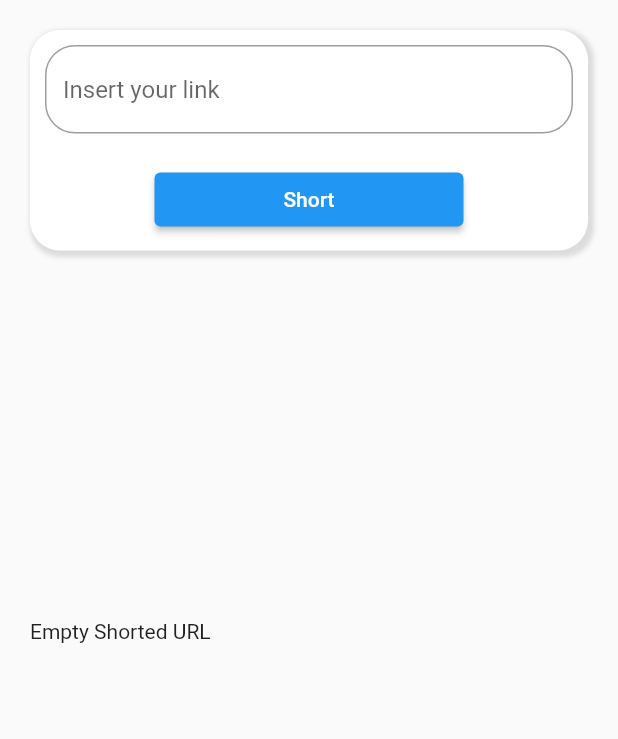
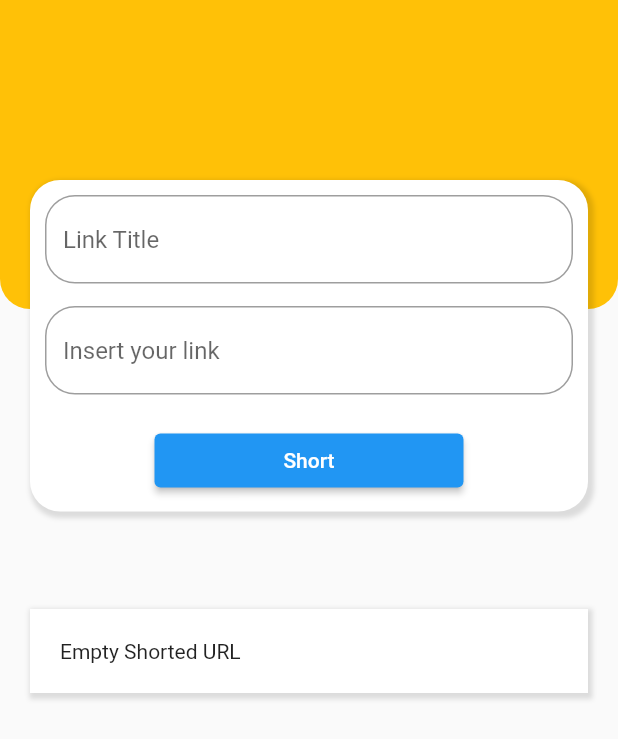
Before and after one commit to ninkyuwudd/shortLink_apps, a Flutter app: the screen it shows after launch, on a phone screen of 412 x 824 dp. Shown: the top 739 px of the screen. Run offline on Flutter 3.47's test engine with Material 2 defaults, Android fonts, the phone set to English and light mode, and no system bars.

Commit message:
add background & result

```diff
--- a/lib/view/home_page.dart
+++ b/lib/view/home_page.dart
@@ -12,17 +12,38 @@ class HomePageShortLink extends StatefulWidget {
 
 class _HomePageShortLinkState extends State<HomePageShortLink> {
   TextEditingController sortedUrl = TextEditingController();
+  TextEditingController urlTitle = TextEditingController();
   String? resLink;
   @override
   Widget build(BuildContext context) {
     var provider = Provider.of<ShortlinkProvider>(context);
     return SafeArea(
       child: Scaffold(
-        body: Column(
+        body: Container(
+          child: Column(
+            crossAxisAlignment: CrossAxisAlignment.start,
+            mainAxisAlignment: MainAxisAlignment.start,
+            children: [
+              SizedBox(
+                height: MediaQuery.of(context).size.height / 4 + 160,
+                child: Stack(
                   children: [
                     Container(
-              padding: EdgeInsets.all(10),
-              margin: EdgeInsets.all(20),
+                      width: MediaQuery.of(context).size.width,
+                      height: MediaQuery.of(context).size.height / 4,
+                      decoration: BoxDecoration(
+                          borderRadius: BorderRadius.only(
+                              bottomLeft: Radius.circular(20),
+                              bottomRight: Radius.circular(20)),
+                          color: Colors.amber),
+                    ),
+                    Positioned(
+                      top: 100,
+                      left: 0,
+                      right: 0,
+                      child: Container(
+                        padding: const EdgeInsets.all(10),
+                        margin: const EdgeInsets.all(20),
                         decoration: BoxDecoration(
                             borderRadius: BorderRadius.circular(20),
                             color: Colors.white,
@@ -35,6 +56,19 @@ class _HomePageShortLinkState extends State<HomePageShortLink> {
                             ]),
                         child: Column(
                           children: [
+                            TextField(
+                              controller: urlTitle,
+                              decoration: InputDecoration(
+                                  hintText: "Link Title",
+                                  border: OutlineInputBorder(
+                                      borderRadius: BorderRadius.circular(20),
+                                      borderSide: const BorderSide(
+                                        color: Colors.black38,
+                                      ))),
+                            ),
+                            SizedBox(
+                              height: 15,
+                            ),
                             TextField(
                               controller: sortedUrl,
                               decoration: InputDecoration(
@@ -52,21 +86,27 @@ class _HomePageShortLinkState extends State<HomePageShortLink> {
                               width: MediaQuery.of(context).size.width / 2,
                               child: ElevatedButton(
                                   onPressed: () async {
-                          resLink =
-                              await provider.shortenUrl(url: sortedUrl.text);
+                                    resLink = await provider.shortenUrl(
+                                        url: sortedUrl.text);
                                   },
                                   child: const Text("Short")),
                             )
                           ],
                         ),
                       ),
+                    ),
+                  ],
+                ),
+              ),
               SizedBox(
-              height: MediaQuery.of(context).size.height / 4,
+                height: 20,
               ),
               ResultWidget(
-                result:
-                    resLink == null ? "Empty Shorted URL" : resLink.toString())
+                  result: resLink == null
+                      ? "Empty Shorted URL"
+                      : resLink.toString())
             ],
+          ),
         ),
       ),
     );
--- a/lib/widget/result_widget.dart
+++ b/lib/widget/result_widget.dart
@@ -10,6 +10,14 @@ class ResultWidget extends StatelessWidget {
   Widget build(BuildContext context) {
     var provider = Provider.of<ShortlinkProvider>(context);
     return Container(
+      margin: EdgeInsets.all(20),
+      decoration: BoxDecoration(color: Colors.white, boxShadow: [
+        BoxShadow(
+            spreadRadius: 2,
+            blurRadius: 2,
+            color: Colors.black12,
+            offset: Offset(1, 2))
+      ]),
       padding: EdgeInsets.all(20),
       child: Row(
         children: [Text(result)],
```
Lines whose indentation alone changed are shown as unchanged.
